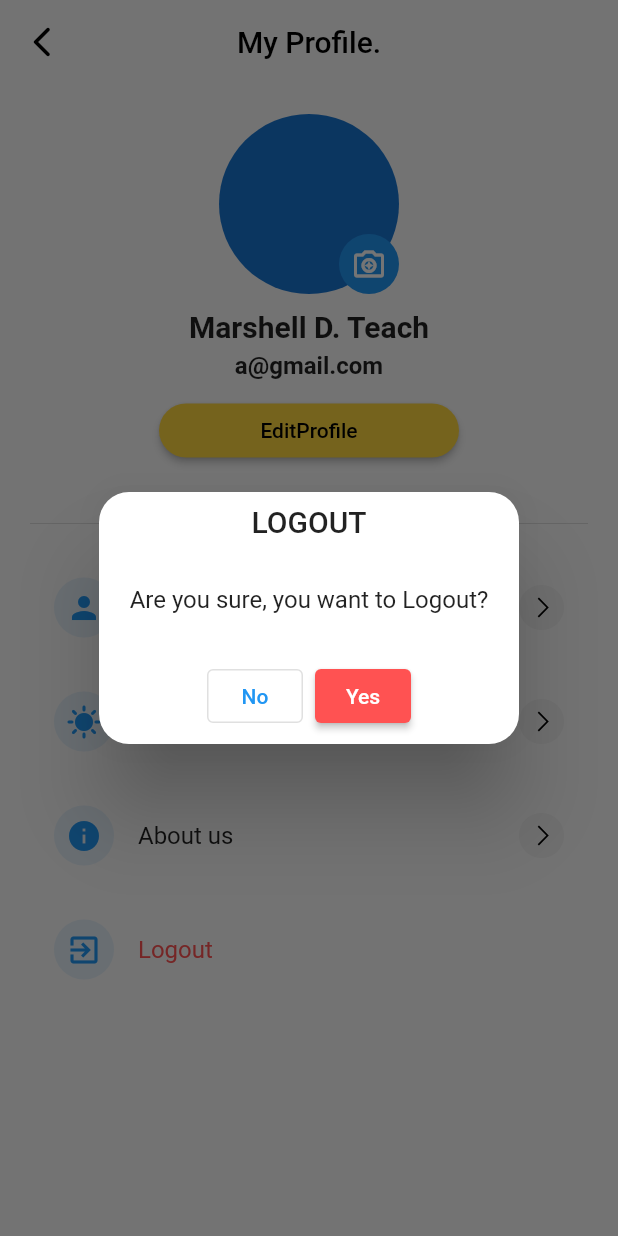
After one commit to ajaysingh923/expenses-tracker-application, a Flutter app: the ProfileScreen screen opened by its route, after a tap on "Logout", on a phone screen of 412 x 824 dp. The commit adds this screen. Run offline on Flutter 3.47's test engine with Material 2 defaults, Android fonts, the phone set to English and light mode, and no system bars; our stand-ins replace cloud_firestore, firebase_auth, firebase_core, get, line_awesome_flutter; accounts and stored records are empty.

Commit message:
my profile

```diff
--- a/lib/route/approutes/app_routes.dart
+++ b/lib/route/approutes/app_routes.dart
@@ -1,3 +1,5 @@
+import 'package:flutter_application_2/screens/account/view/profile_edit.dart';
+import 'package:flutter_application_2/screens/account/view/profile_screen.dart';
 import 'package:flutter_application_2/screens/account/view/signupscreen.dart';
 import 'package:flutter_application_2/screens/homescreen.dart';
 import 'package:flutter_application_2/screens/account/view/signinscreen.dart';
@@ -7,5 +9,10 @@ appRoutes() => [
       GetPage(name: HomeScreen.router, page: () => const HomeScreen()),
       GetPage(name: Signinscreen.router, page: () => const Signinscreen()),
       GetPage(name: Signupscreen.router, page: () => const Signupscreen()),
+      GetPage(name:ProfileScreen.router, page: () => const ProfileScreen()),
+      GetPage(name: EditProfile.router, page: () => const EditProfile()),
+
+
+
 
     ];
--- /dev/null
+++ b/lib/screens/account/controller/profile_menu.dart
@@ -0,0 +1,48 @@
+import 'package:flutter/material.dart';
+import 'package:line_awesome_flutter/line_awesome_flutter.dart';
+
+
+
+class ProfileMenuWidget extends StatelessWidget {
+  const ProfileMenuWidget({
+    Key? key,
+    required this.title,
+    required this.icon,
+    required this.onPress,
+    this.endIcon = true,
+    this.textColor,
+  }) : super(key: key);
+
+  final String title;
+  final IconData icon;
+  final VoidCallback onPress;
+  final bool endIcon;
+  final Color? textColor;
+
+  @override
+  Widget build(BuildContext context) {
+
+    final iconColor = Theme.of(context).colorScheme.secondary;
+    return ListTile(
+      onTap: onPress,
+      leading: Container(
+        width: 40,
+        height: 40,
+        decoration: BoxDecoration(
+          borderRadius: BorderRadius.circular(100),
+          color: iconColor.withOpacity(0.1),
+        ),
+        child: Icon(icon, color: iconColor),
+      ),
+      title: Text(title, style: TextStyle(color: textColor)),
+      trailing: endIcon? Container(
+          width: 30,
+          height: 30,
+          decoration: BoxDecoration(
+            borderRadius: BorderRadius.circular(100),
+            color: Colors.grey.withOpacity(0.1),
+          ),
+          child: const Icon(LineAwesomeIcons.angle_right, size: 18.0, color: Colors.black)) : null,
+    );
+  }
+}
--- /dev/null
+++ b/lib/screens/account/view/Profile_menu.dart
@@ -0,0 +1,53 @@
+import 'package:flutter/material.dart';
+import 'package:line_awesome_flutter/line_awesome_flutter.dart';
+
+
+class ProfileMenuWidget extends StatelessWidget {
+  const ProfileMenuWidget({
+    Key? key,
+    required this.title,
+    required this.icon,
+    required this.onPress,
+    this.endIcon = true,
+    this.textColor,
+  }) : super(key: key);
+
+  final String title;
+  final IconData icon;
+  final VoidCallback onPress;
+  final bool endIcon;
+  final Color? textColor;
+
+  @override
+  Widget build(BuildContext context) {
+    var isDark = MediaQuery.of(context).platformBrightness == Brightness.dark;
+    var iconColor = isDark ? Colors.black : Colors.white;
+
+    return ListTile(
+      onTap: onPress,
+      leading: Container(
+        width: 40,
+        height: 40,
+        decoration: BoxDecoration(
+          borderRadius: BorderRadius.circular(100),
+          color: iconColor.withOpacity(0.1),
+        ),
+        child: Icon(icon, color: iconColor),
+      ),
+      title: Text(title,
+          style:
+              Theme.of(context).textTheme.bodyText1?.apply(color: textColor)),
+      trailing: endIcon
+          ? Container(
+              width: 30,
+              height: 30,
+              decoration: BoxDecoration(
+                borderRadius: BorderRadius.circular(100),
+                color: Colors.grey.withOpacity(0.1),
+              ),
+              child: const Icon(LineAwesomeIcons.angle_right,
+                  size: 18.0, color: Colors.grey))
+          : null,
+    );
+  }
+}
--- /dev/null
+++ b/lib/screens/account/view/profile_screen.dart
@@ -0,0 +1,142 @@
+import 'package:flutter/material.dart';
+import 'package:flutter_application_2/screens/account/controller/profile_menu.dart';
+import 'package:flutter_application_2/screens/account/view/profile_edit.dart';
+import 'package:flutter_application_2/screens/homescreen.dart';
+import 'package:get/get.dart';
+
+class ProfileScreen extends StatefulWidget {
+  static const router = '/ProfileScreen';
+
+  const ProfileScreen({super.key});
+
+  @override
+  State<ProfileScreen> createState() => _ProfileScreenState();
+}
+
+class _ProfileScreenState extends State<ProfileScreen> {
+  @override
+  Widget build(BuildContext context) {
+    return Scaffold(
+      appBar: AppBar(
+        leading: IconButton(
+            onPressed: () => Get.toNamed(HomeScreen.router),
+            icon: const Icon(
+              Icons.arrow_back_ios_new_rounded,
+            ),
+            color: Colors.black),
+        title: const Text(
+          'My Profile.',
+          style: TextStyle(color: Colors.black),
+          textAlign: TextAlign.center,
+        ),
+        backgroundColor: Colors.transparent,
+        elevation: 0,
+        centerTitle: true,
+      ),
+      body: SingleChildScrollView(
+        child: Container(
+          alignment: Alignment.center,
+          padding: const EdgeInsets.all(20),
+          child: Column(
+            children: [
+              Stack(
+                children: [
+                  const SizedBox(
+                    width: 120,
+                    height: 120,
+                    child: CircleAvatar(
+                      backgroundImage:
+                          ExactAssetImage('assets/images/ajay.png'),
+                    ),
+                  ),
+                  Positioned(
+                    bottom: 0,
+                    right: 0,
+                    child: Container(
+                      height: 40,
+                      width: 40,
+                      decoration: const BoxDecoration(
+                        shape: BoxShape.circle,
+                        color: Colors.blue,
+                      ),
+                      child: const Icon(
+                        Icons.camera_enhance_outlined,
+                        color: Colors.white,
+                      ),
+                    ),
+                  ),
+                ],
+              ),
+              const SizedBox(height: 10),
+              const Text('Marshell D. Teach',
+                  style: TextStyle(fontSize: 20, fontWeight: FontWeight.bold)),
+              const SizedBox(height: 5),
+              const Text('a@gmail.com',
+                  style: TextStyle(fontSize: 16, fontWeight: FontWeight.bold)),
+              const SizedBox(height: 10),
+              SizedBox(
+                width: 200,
+                child: ElevatedButton(
+                  onPressed: ()
+                    => Get.to(() => const EditProfile()),
+
+                  style: ElevatedButton.styleFrom(
+                      backgroundColor: Colors.amberAccent,
+                      side: BorderSide.none,
+                      shape: const StadiumBorder()),
+                  child: const Text('EditProfile',
+                      style: TextStyle(color: Colors.black)),
+                ),
+              ),
+              const SizedBox(height: 30),
+              const Divider(),
+              const SizedBox(height: 20),
+
+            ProfileMenuWidget(
+                  title: "User Information",
+                  icon: Icons.person,
+                  onPress: () {}),
+              const SizedBox(height: 20),
+
+              ProfileMenuWidget(
+                  title: "Theme", icon: Icons.sunny, onPress: () {}),
+              const SizedBox(height: 20),
+
+              ProfileMenuWidget(
+                  title: "About us", icon: Icons.info, onPress: () {}),
+              const SizedBox(height: 20),
+              ProfileMenuWidget(
+                  title: "Logout",
+                  icon: Icons.exit_to_app,
+                  textColor: Colors.redAccent,
+                  endIcon: false,
+                  onPress: () {
+                    Get.defaultDialog(
+                      title: "LOGOUT",
+                      titleStyle: const TextStyle(fontSize: 20),
+                      content: const Padding(
+                        padding: EdgeInsets.symmetric(vertical: 15.0),
+                        child: Text("Are you sure, you want to Logout?"),
+                      ),
+                      confirm: Expanded(
+                        child: ElevatedButton(
+                          onPressed: () {
+                            Get.offAndToNamed('/Signinscreen');
+                          },
+                          style: ElevatedButton.styleFrom(
+                              backgroundColor: Colors.redAccent,
+                              side: BorderSide.none),
+                          child: const Text("Yes"),
+                        ),
+                      ),
+                      cancel: OutlinedButton(
+                          onPressed: () => Get.back(), child: const Text("No")),
+                    );
+                  }),
+            ],
+          ),
+        ),
+      ),
+    );
+  }
+}
--- a/lib/screens/homescreen.dart
+++ b/lib/screens/homescreen.dart
@@ -130,6 +130,7 @@ class _HomeScreenState extends State<HomeScreen> {
           padding: const EdgeInsets.all(15.0),
           child: Column(children: [
             const Homescreentop(),
+
             const Homescreenbottom(
               balance: ' 10,000',
               expenses: ' 5,000',
--- a/pubspec.yaml
+++ b/pubspec.yaml
@@ -41,6 +41,8 @@ dependencies:
   google_sign_in: ^6.1.4
   font_awesome_flutter: ^9.1.0
   cloud_firestore: ^4.8.2
+  flutter_svg: ^2.0.7
+  line_awesome_flutter: ^2.0.0
 
 dev_dependencies:
   flutter_test:
```
Also changed, not shown: lib/screens/account/controller/account_controller.dart (+0 -17 lines), lib/screens/account/controller/homescreen_details.dart (+31 -9 lines), lib/screens/account/view/profile_edit.dart (added, +191 -0 lines), lib/screens/account/view/signupscreen.dart (+17 -9 lines), pubspec.lock, 1 other file.
